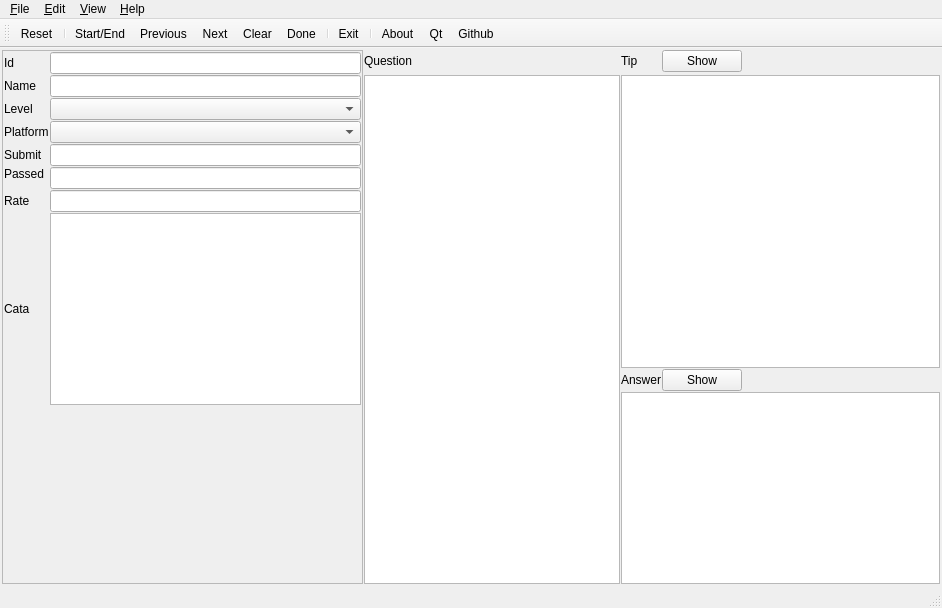
seyrenus/BlackWidow, file src/qt/mainwindow.ui: the form before one commit.
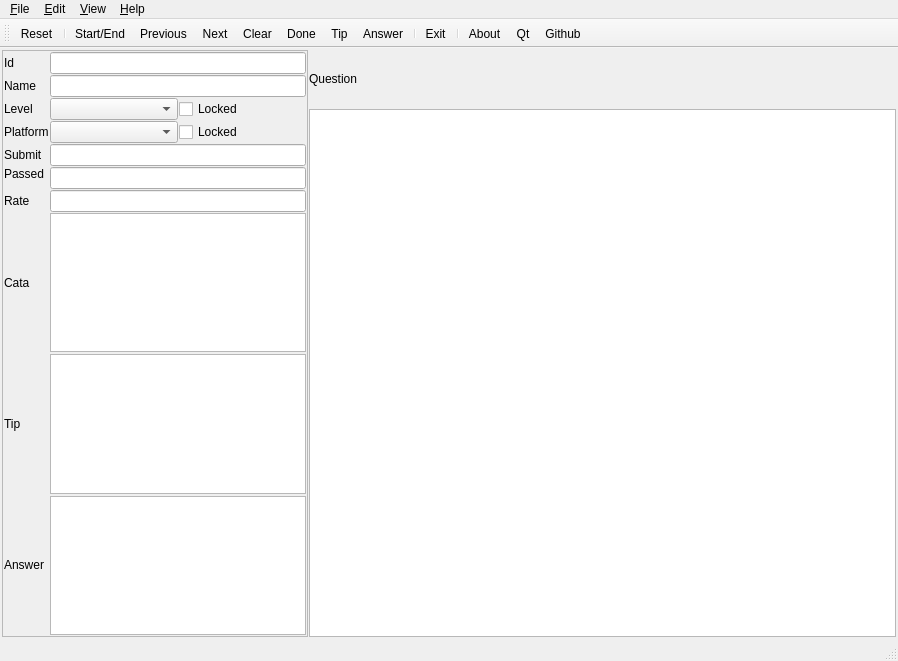
The form after the commit. The open tabs and pages were chosen to show the change. Icons and pictures are not drawn.

Commit message: 调整界面布局

```diff
--- a/src/qt/mainwindow.ui
+++ b/src/qt/mainwindow.ui
@@ -6,8 +6,8 @@
    <rect>
     <x>0</x>
     <y>0</y>
-    <width>942</width>
-    <height>608</height>
+    <width>898</width>
+    <height>661</height>
    </rect>
   </property>
   <property name="windowTitle">
@@ -33,7 +33,7 @@
     <item row="0" column="0">
      <widget class="QStackedWidget" name="stackedWidget">
       <property name="currentIndex">
-       <number>0</number>
+       <number>1</number>
       </property>
       <widget class="QWidget" name="pageSpider">
        <layout class="QGridLayout" name="layoutGSpider">
@@ -129,66 +129,6 @@
         <property name="spacing">
          <number>1</number>
         </property>
-        <item row="4" column="3">
-         <widget class="QPushButton" name="QButtonShowAnswer">
-          <property name="text">
-           <string>Show</string>
-          </property>
-         </widget>
-        </item>
-        <item row="4" column="4">
-         <spacer name="QSpacerHAnswer">
-          <property name="orientation">
-           <enum>Qt::Horizontal</enum>
-          </property>
-          <property name="sizeHint" stdset="0">
-           <size>
-            <width>40</width>
-            <height>20</height>
-           </size>
-          </property>
-         </spacer>
-        </item>
-        <item row="4" column="2">
-         <widget class="QLabel" name="QLabelAnswer">
-          <property name="text">
-           <string>Answer</string>
-          </property>
-         </widget>
-        </item>
-        <item row="5" column="2" rowspan="5" colspan="3">
-         <widget class="QPlainTextEdit" name="QTextAnswer"/>
-        </item>
-        <item row="3" column="2" colspan="3">
-         <widget class="QPlainTextEdit" name="QTextTip"/>
-        </item>
-        <item row="0" column="2">
-         <widget class="QLabel" name="QLabelTip">
-          <property name="text">
-           <string>Tip</string>
-          </property>
-         </widget>
-        </item>
-        <item row="0" column="3">
-         <widget class="QPushButton" name="QButtonShowTip">
-          <property name="text">
-           <string>Show</string>
-          </property>
-         </widget>
-        </item>
-        <item row="0" column="4">
-         <spacer name="QSpacerHTip">
-          <property name="orientation">
-           <enum>Qt::Horizontal</enum>
-          </property>
-          <property name="sizeHint" stdset="0">
-           <size>
-            <width>40</width>
-            <height>20</height>
-           </size>
-          </property>
-         </spacer>
-        </item>
         <item row="0" column="1">
          <widget class="QLabel" name="QLabelQuestion">
           <property name="text">
@@ -196,9 +136,6 @@
           </property>
          </widget>
         </item>
-        <item row="3" column="1" rowspan="7">
-         <widget class="QTextEdit" name="QTextQuestion"/>
-        </item>
         <item row="0" column="0" rowspan="10">
          <widget class="QFrame" name="frameProperty">
           <property name="frameShape">
@@ -223,32 +160,6 @@
            <property name="spacing">
             <number>1</number>
            </property>
-           <item row="1" column="2">
-            <widget class="QLineEdit" name="QLineName"/>
-           </item>
-           <item row="7" column="0" colspan="2">
-            <widget class="QLabel" name="QLabelRate">
-             <property name="text">
-              <string>Rate</string>
-             </property>
-            </widget>
-           </item>
-           <item row="3" column="0" colspan="2">
-            <widget class="QLabel" name="QLabelPlatform">
-             <property name="text">
-              <string>Platform</string>
-             </property>
-            </widget>
-           </item>
-           <item row="0" column="2">
-            <widget class="QLineEdit" name="QLineId"/>
-           </item>
-           <item row="8" column="2">
-            <widget class="QPlainTextEdit" name="QPlainTextCata"/>
-           </item>
-           <item row="2" column="2">
-            <widget class="QComboBox" name="QCBLevel"/>
-           </item>
            <item row="5" column="0" colspan="2">
             <widget class="QLabel" name="QLabelPassed">
              <property name="text">
@@ -256,38 +167,15 @@
              </property>
             </widget>
            </item>
-           <item row="5" column="2" rowspan="2">
-            <widget class="QLineEdit" name="QLinePassed"/>
-           </item>
-           <item row="8" column="0" colspan="2">
-            <widget class="QLabel" name="QLabelCata">
-             <property name="text">
-              <string>Cata</string>
-             </property>
-            </widget>
-           </item>
-           <item row="0" column="0" colspan="2">
-            <widget class="QLabel" name="QLabelId">
-             <property name="text">
-              <string>Id</string>
-             </property>
-            </widget>
-           </item>
            <item row="3" column="2">
             <widget class="QComboBox" name="QCBPlatform"/>
            </item>
-           <item row="9" column="0" colspan="3">
-            <spacer name="QSpacerVFrame">
-             <property name="orientation">
-              <enum>Qt::Vertical</enum>
+           <item row="3" column="0" colspan="2">
+            <widget class="QLabel" name="QLabelPlatform">
+             <property name="text">
+              <string>Platform</string>
              </property>
-             <property name="sizeHint" stdset="0">
-              <size>
-               <width>357</width>
-               <height>0</height>
-              </size>
-             </property>
-            </spacer>
+            </widget>
            </item>
            <item row="2" column="0" colspan="2">
             <widget class="QLabel" name="QLabelLevel">
@@ -296,6 +184,16 @@
              </property>
             </widget>
            </item>
+           <item row="2" column="2">
+            <widget class="QComboBox" name="QCBLevel"/>
+           </item>
+           <item row="7" column="0" colspan="2">
+            <widget class="QLabel" name="QLabelRate">
+             <property name="text">
+              <string>Rate</string>
+             </property>
+            </widget>
+           </item>
            <item row="4" column="0" colspan="2">
             <widget class="QLabel" name="QLabelSubmit">
              <property name="text">
@@ -303,9 +201,6 @@
              </property>
             </widget>
            </item>
-           <item row="7" column="2">
-            <widget class="QLineEdit" name="QLineRate"/>
-           </item>
            <item row="1" column="0" colspan="2">
             <widget class="QLabel" name="QLabelName">
              <property name="text">
@@ -313,12 +208,94 @@
              </property>
             </widget>
            </item>
-           <item row="4" column="2">
-            <widget class="QLineEdit" name="QLineSubmit"/>
+           <item row="0" column="0" colspan="2">
+            <widget class="QLabel" name="QLabelId">
+             <property name="text">
+              <string>Id</string>
+             </property>
+            </widget>
+           </item>
+           <item row="8" column="0" colspan="2">
+            <widget class="QLabel" name="QLabelCata">
+             <property name="text">
+              <string>Cata</string>
+             </property>
+            </widget>
+           </item>
+           <item row="3" column="3">
+            <widget class="QCheckBox" name="QCheckPlatform">
+             <property name="text">
+              <string>Locked</string>
+             </property>
+            </widget>
+           </item>
+           <item row="2" column="3">
+            <widget class="QCheckBox" name="QCheckLevel">
+             <property name="text">
+              <string>Locked</string>
+             </property>
+            </widget>
+           </item>
+           <item row="4" column="2" colspan="2">
+            <widget class="QLineEdit" name="QLineSubmit">
+             <property name="readOnly">
+              <bool>true</bool>
+             </property>
+            </widget>
+           </item>
+           <item row="5" column="2" rowspan="2" colspan="2">
+            <widget class="QLineEdit" name="QLinePassed">
+             <property name="readOnly">
+              <bool>true</bool>
+             </property>
+            </widget>
+           </item>
+           <item row="7" column="2" colspan="2">
+            <widget class="QLineEdit" name="QLineRate">
+             <property name="readOnly">
+              <bool>true</bool>
+             </property>
+            </widget>
+           </item>
+           <item row="8" column="2" colspan="2">
+            <widget class="QPlainTextEdit" name="QPlainTextCata"/>
+           </item>
+           <item row="1" column="2" colspan="2">
+            <widget class="QLineEdit" name="QLineName">
+             <property name="readOnly">
+              <bool>true</bool>
+             </property>
+            </widget>
+           </item>
+           <item row="0" column="2" colspan="2">
+            <widget class="QLineEdit" name="QLineId"/>
+           </item>
+           <item row="10" column="2" colspan="2">
+            <widget class="QPlainTextEdit" name="QTextTip"/>
+           </item>
+           <item row="12" column="2" colspan="2">
+            <widget class="QPlainTextEdit" name="QTextAnswer"/>
+           </item>
+           <item row="9" column="0" rowspan="2" colspan="2">
+            <widget class="QLabel" name="QLabelTip">
+             <property name="text">
+              <string>Tip</string>
+             </property>
+            </widget>
+           </item>
+           <item row="11" column="0" rowspan="2" colspan="2">
+            <widget class="QLabel" name="QLabelAnswer">
+             <property name="text">
+              <string>Answer</string>
+             </property>
+            </widget>
            </item>
           </layout>
          </widget>
         </item>
+        <item row="1" column="1" rowspan="9">
+         <widget class="QTextEdit" name="QTextQuestion"/>
+        </item>
        </layout>
       </widget>
      </widget>
@@ -330,7 +307,7 @@
     <rect>
      <x>0</x>
      <y>0</y>
-     <width>942</width>
+     <width>898</width>
      <height>29</height>
     </rect>
    </property>
@@ -354,6 +331,9 @@
     <addaction name="actionClear"/>
     <addaction name="separator"/>
     <addaction name="actionDone"/>
+    <addaction name="separator"/>
+    <addaction name="actionTip"/>
+    <addaction name="actionAnswer"/>
    </widget>
    <widget class="QMenu" name="menu_View">
     <property name="title">
@@ -393,6 +373,8 @@
    <addaction name="actionNext"/>
    <addaction name="actionClear"/>
    <addaction name="actionDone"/>
+   <addaction name="actionTip"/>
+   <addaction name="actionAnswer"/>
    <addaction name="separator"/>
    <addaction name="actionExit"/>
    <addaction name="separator"/>
@@ -508,6 +490,24 @@
     <string>Github</string>
    </property>
   </action>
+  <action name="actionTip">
+   <property name="icon">
+    <iconset resource="resources.qrc">
+     <normaloff>:/resources/icons/tips.svg</normaloff>:/resources/icons/tips.svg</iconset>
+   </property>
+   <property name="text">
+    <string>Tip</string>
+   </property>
+  </action>
+  <action name="actionAnswer">
+   <property name="icon">
+    <iconset resource="resources.qrc">
+     <normaloff>:/resources/icons/answer.svg</normaloff>:/resources/icons/answer.svg</iconset>
+   </property>
+   <property name="text">
+    <string>Answer</string>
+   </property>
+  </action>
  </widget>
  <resources>
   <include location="resources.qrc"/>
```
The commit also changes 2 other files.
